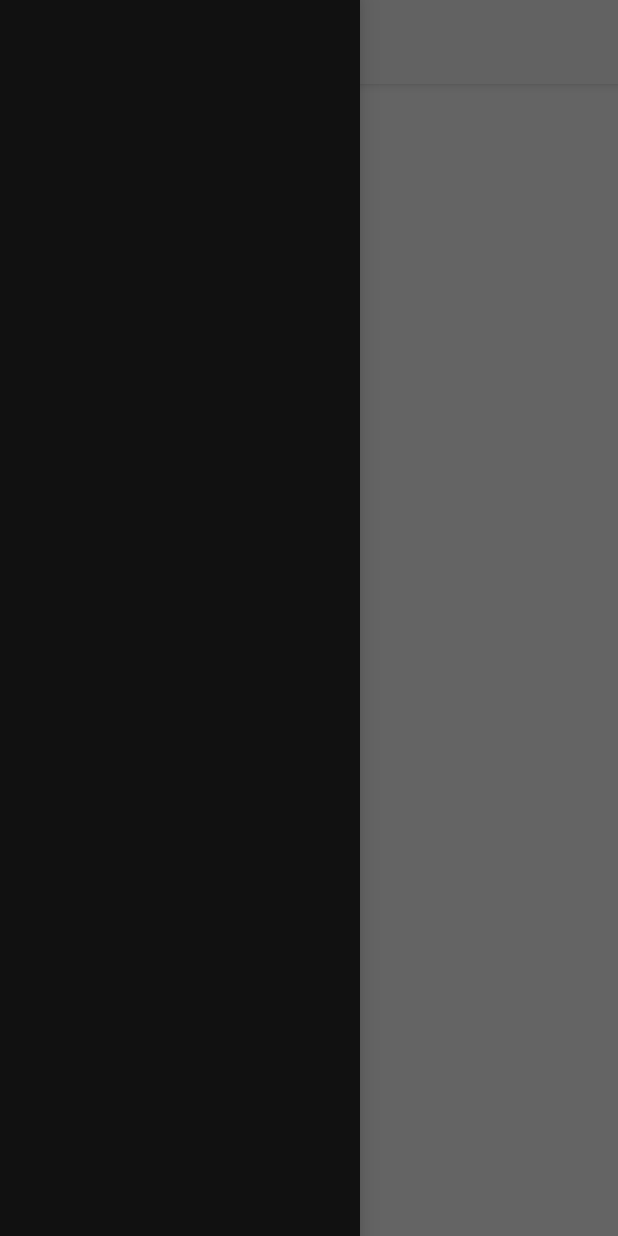
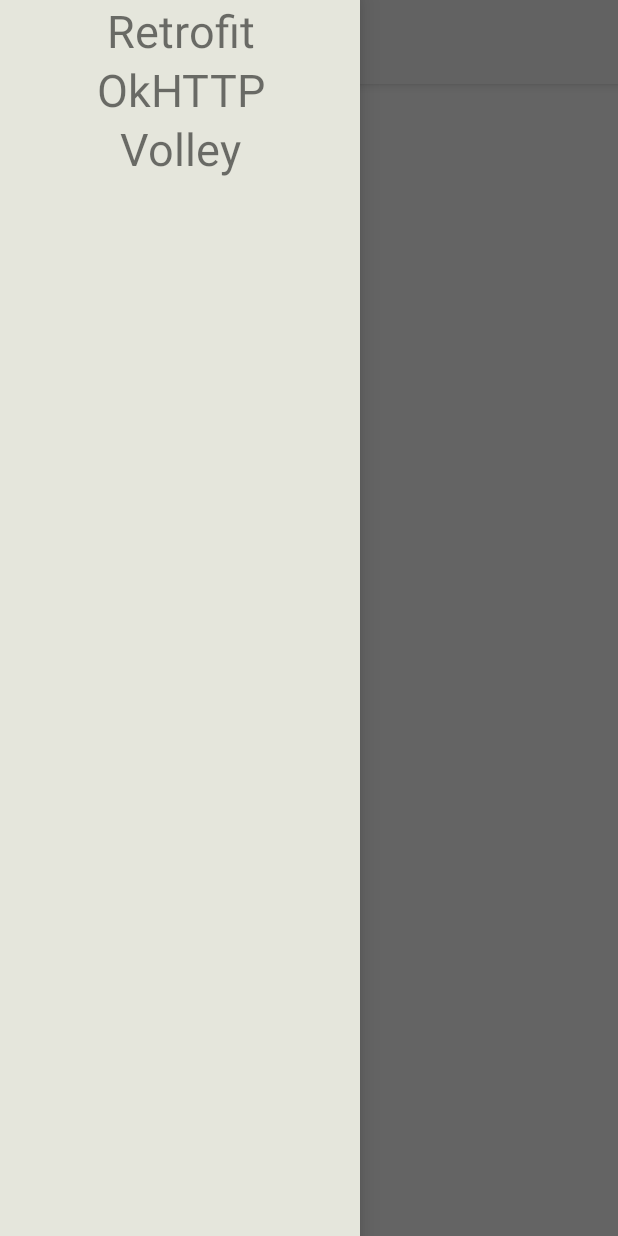
Before and after one commit to abhiudaytomar/NetworkingLibraryTesting, an Android app: the screen it shows after launch (RetrofitActivity), with the side drawer open, on a phone screen of 412 x 824 dp. Run offline under Robolectric (Android 15) with nearby library versions, the phone set to English and light mode, and no system bars.

Commit message:
Added the Navigation Drawer List Items. It's just basic in terms of visual. Probably pathetic.Will improve it over time.

```diff
--- a/app/src/main/java/com/abhiuday/networkinglibrarytesting/BaseActivity.java
+++ b/app/src/main/java/com/abhiuday/networkinglibrarytesting/BaseActivity.java
@@ -9,6 +9,12 @@ import android.support.v7.widget.Toolbar;
 import android.view.Gravity;
 import android.view.MenuItem;
 import android.view.View;
+import android.widget.AdapterView;
+import android.widget.ArrayAdapter;
+import android.widget.ListView;
+import android.widget.Toast;
+
+import java.util.ArrayList;
 
 
 public abstract class BaseActivity extends ActionBarActivity {
@@ -24,6 +30,12 @@ public abstract class BaseActivity extends ActionBarActivity {
     private Handler mHandler;
     private int mThemedStatusBarColor;
     private int mNormalStatusBarColor;
+    private ListView mNavDrawerList;
+    private ArrayList<String> mNavDrawerItems = new ArrayList<String>();
+
+    protected static final int NAVDRAWER_RETROFIT = 0;
+    protected static final int NAVDRAWER_OKHTTP = 1;
+    protected static final int NAVDRAWER_VOLLEY = 2;
 
     @Override
     protected void onCreate(Bundle savedInstanceState) {
@@ -60,6 +72,22 @@ public abstract class BaseActivity extends ActionBarActivity {
                 }
             });
         }
+
+        populateNavDrawer();
+    }
+
+    private void populateNavDrawer() {
+        mNavDrawerItems.clear();
+        mNavDrawerItems.add(getString(R.string.retrofit_networking_framework));
+        mNavDrawerItems.add(getString(R.string.okHTTP_networking_framework));
+        mNavDrawerItems.add(getString(R.string.volley_networking_framework));
+        createNavDrawer();
+    }
+
+    private void createNavDrawer() {
+        mNavDrawerList = (ListView)findViewById(R.id.nav_drawer);
+        mNavDrawerList.setAdapter(new ArrayAdapter<String>(this, R.layout.drawer_list_item, mNavDrawerItems));
+        mNavDrawerList.setOnItemClickListener(new NavDrawerItemClickListener());
     }
 
     @Override
@@ -93,4 +121,11 @@ public abstract class BaseActivity extends ActionBarActivity {
         return super.onOptionsItemSelected(item);
     }
 
+    private class NavDrawerItemClickListener implements ListView.OnItemClickListener {
+        @Override
+        public void onItemClick(AdapterView<?> parent, View view, int position, long id) {
+            String message = "This " + mNavDrawerItems.get(position) + "has been clicked";
+            Toast.makeText(getBaseContext(), message, Toast.LENGTH_SHORT).show();
+        }
+    }
 }
--- a/app/src/main/res/layout/activity_retrofit.xml
+++ b/app/src/main/res/layout/activity_retrofit.xml
@@ -22,12 +22,13 @@
 
         </LinearLayout>
     </LinearLayout>
+
     <ListView
-        android:id="@+id/left_drawer"
+        android:id="@+id/nav_drawer"
         android:layout_width="240dp"
         android:layout_height="match_parent"
-        android:layout_gravity="left"
-        android:background="#111"
+        android:layout_gravity="start"
+        android:background="@color/nav_drawer_color"
         android:choiceMode="singleChoice"
         android:divider="@android:color/transparent"
         android:dividerHeight="0dp" />
--- /dev/null
+++ b/app/src/main/res/layout/drawer_list_item.xml
@@ -0,0 +1,9 @@
+<?xml version="1.0" encoding="utf-8"?>
+<TextView xmlns:android="http://schemas.android.com/apk/res/android"
+          android:layout_width="fill_parent"
+          android:layout_height="40dp"
+          android:text="New Text"
+          android:textSize="30dp"
+          android:gravity="center"
+          android:background="@color/nav_drawer_color"
+          android:id="@+id/textView"/>
--- a/app/src/main/res/values/colors.xml
+++ b/app/src/main/res/values/colors.xml
@@ -1,4 +1,5 @@
 <?xml version="1.0" encoding="utf-8"?>
 <resources>
     <color name="theme_primary_dark">#303f9f</color>
+    <color name="nav_drawer_color">#E5E6DC</color>
 </resources>
```
Also changed, not shown: 3 other files.
